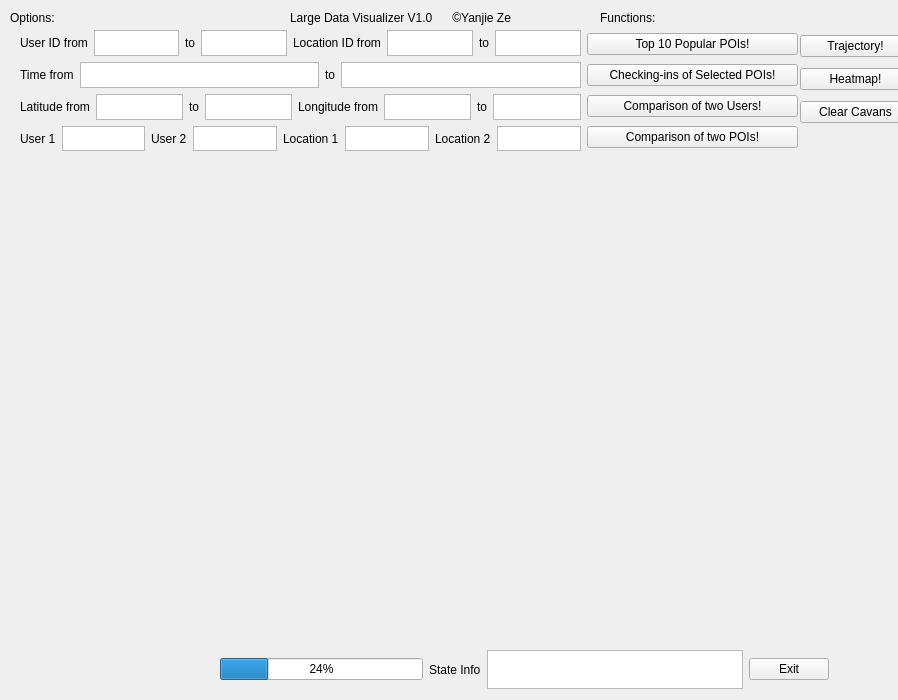
theLastRefugee/DataVisualizer-in-QT, file filevisualizer.ui: the form before one commit.
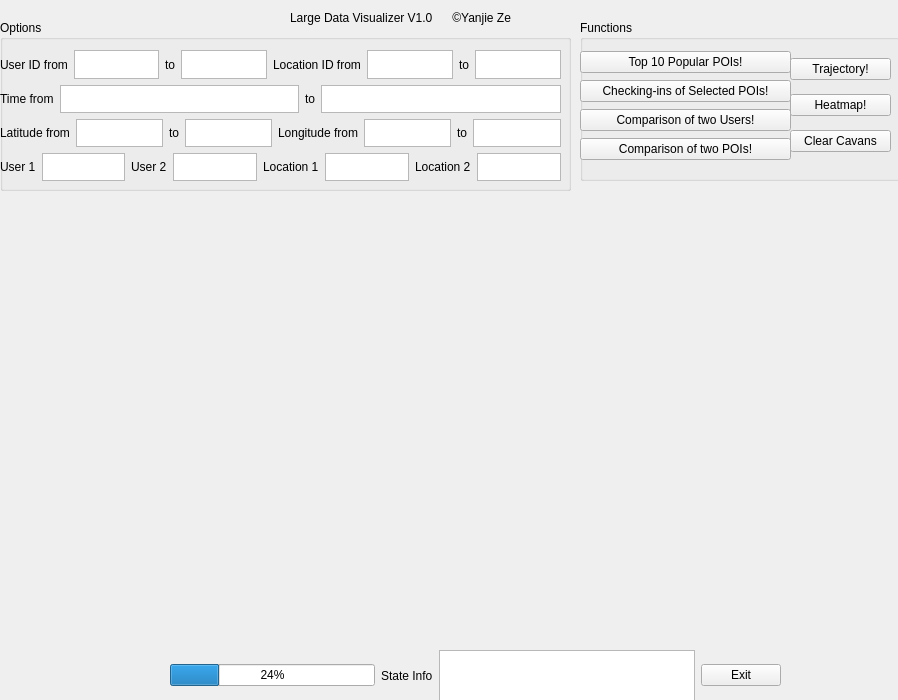
The form after the commit.

Patch:
```diff
--- a/filevisualizer.ui
+++ b/filevisualizer.ui
@@ -26,39 +26,75 @@
     <string>Large Data Visualizer V1.0      ©Yanjie Ze </string>
    </property>
   </widget>
-  <widget class="QLabel" name="label_6">
+  <widget class="QWidget" name="verticalLayoutWidget">
    <property name="geometry">
     <rect>
      <x>10</x>
-     <y>10</y>
-     <width>60</width>
-     <height>16</height>
+     <y>200</y>
+     <width>871</width>
+     <height>451</height>
     </rect>
    </property>
-   <property name="text">
-    <string>Options:</string>
-   </property>
+   <layout class="QVBoxLayout" name="drawingLayout"/>
   </widget>
-  <widget class="QLabel" name="label_13">
+  <widget class="QWidget" name="layoutWidget">
    <property name="geometry">
     <rect>
-     <x>600</x>
-     <y>10</y>
-     <width>61</width>
-     <height>16</height>
+     <x>170</x>
+     <y>650</y>
+     <width>611</width>
+     <height>51</height>
     </rect>
    </property>
+   <layout class="QHBoxLayout" name="horizontalLayout">
+    <item>
+     <widget class="QProgressBar" name="progressBar">
+      <property name="value">
+       <number>24</number>
+      </property>
+     </widget>
+    </item>
+    <item>
+     <widget class="QLabel" name="label_14">
    <property name="text">
-    <string>Functions:</string>
-   </property>
-  </widget>
+       <string>State Info</string>
+      </property>
+     </widget>
+    </item>
+    <item>
+     <widget class="QTextEdit" name="state_textEdit"/>
+    </item>
+    <item>
+     <widget class="QPushButton" name="exitButton">
+      <property name="enabled">
+       <bool>true</bool>
+      </property>
+      <property name="text">
+       <string>Exit</string>
+      </property>
+     </widget>
+    </item>
+   </layout>
+  </widget>
+  <widget class="QGroupBox" name="groupBox">
+   <property name="geometry">
+    <rect>
+     <x>0</x>
+     <y>20</y>
+     <width>571</width>
+     <height>171</height>
+    </rect>
+   </property>
+   <property name="title">
+    <string>Options</string>
+   </property>
   <widget class="QWidget" name="layoutWidget">
    <property name="geometry">
     <rect>
-     <x>20</x>
+      <x>0</x>
      <y>30</y>
      <width>561</width>
-     <height>121</height>
+      <height>131</height>
     </rect>
    </property>
    <layout class="QVBoxLayout" name="verticalLayout">
@@ -244,13 +280,26 @@
     </item>
    </layout>
   </widget>
+  </widget>
+  <widget class="QGroupBox" name="groupBox_2">
+   <property name="geometry">
+    <rect>
+     <x>580</x>
+     <y>20</y>
+     <width>321</width>
+     <height>161</height>
+    </rect>
+   </property>
+   <property name="title">
+    <string>Functions</string>
+   </property>
   <widget class="QWidget" name="layoutWidget">
    <property name="geometry">
     <rect>
-     <x>587</x>
+      <x>0</x>
      <y>30</y>
      <width>211</width>
-     <height>121</height>
+      <height>111</height>
     </rect>
    </property>
    <layout class="QVBoxLayout" name="verticalLayout_2">
@@ -284,24 +333,13 @@
     </item>
    </layout>
   </widget>
-  <widget class="QWidget" name="verticalLayoutWidget">
-   <property name="geometry">
-    <rect>
-     <x>20</x>
-     <y>150</y>
-     <width>871</width>
-     <height>501</height>
-    </rect>
-   </property>
-   <layout class="QVBoxLayout" name="drawingLayout"/>
-  </widget>
   <widget class="QWidget" name="layoutWidget">
    <property name="geometry">
     <rect>
-     <x>800</x>
+      <x>210</x>
      <y>30</y>
-     <width>111</width>
-     <height>101</height>
+      <width>101</width>
+      <height>111</height>
     </rect>
    </property>
    <layout class="QVBoxLayout" name="verticalLayout_3">
@@ -328,44 +366,6 @@
     </item>
    </layout>
   </widget>
-  <widget class="QWidget" name="layoutWidget">
-   <property name="geometry">
-    <rect>
-     <x>220</x>
-     <y>650</y>
-     <width>609</width>
-     <height>39</height>
-    </rect>
-   </property>
-   <layout class="QHBoxLayout" name="horizontalLayout">
-    <item>
-     <widget class="QProgressBar" name="progressBar">
-      <property name="value">
-       <number>24</number>
-      </property>
-     </widget>
-    </item>
-    <item>
-     <widget class="QLabel" name="label_14">
-      <property name="text">
-       <string>State Info</string>
-      </property>
-     </widget>
-    </item>
-    <item>
-     <widget class="QTextEdit" name="state_textEdit"/>
-    </item>
-    <item>
-     <widget class="QPushButton" name="exitButton">
-      <property name="enabled">
-       <bool>true</bool>
-      </property>
-      <property name="text">
-       <string>Exit</string>
-      </property>
-     </widget>
-    </item>
-   </layout>
   </widget>
  </widget>
  <resources/>
```
Lines whose indentation alone changed are shown as unchanged.
